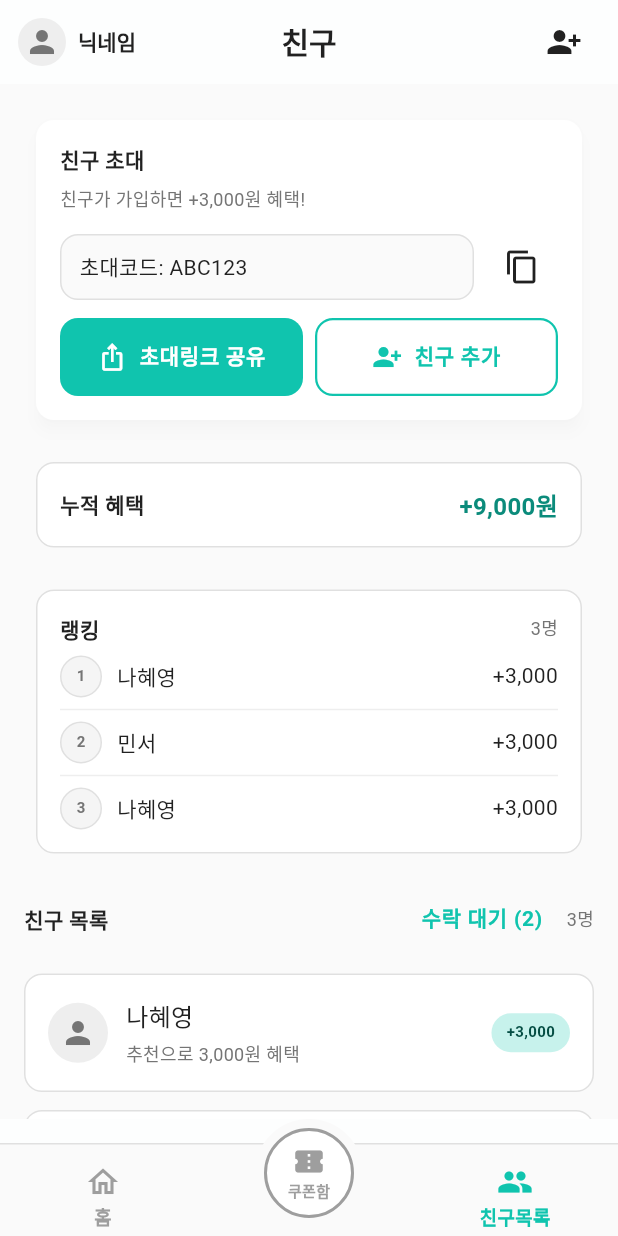
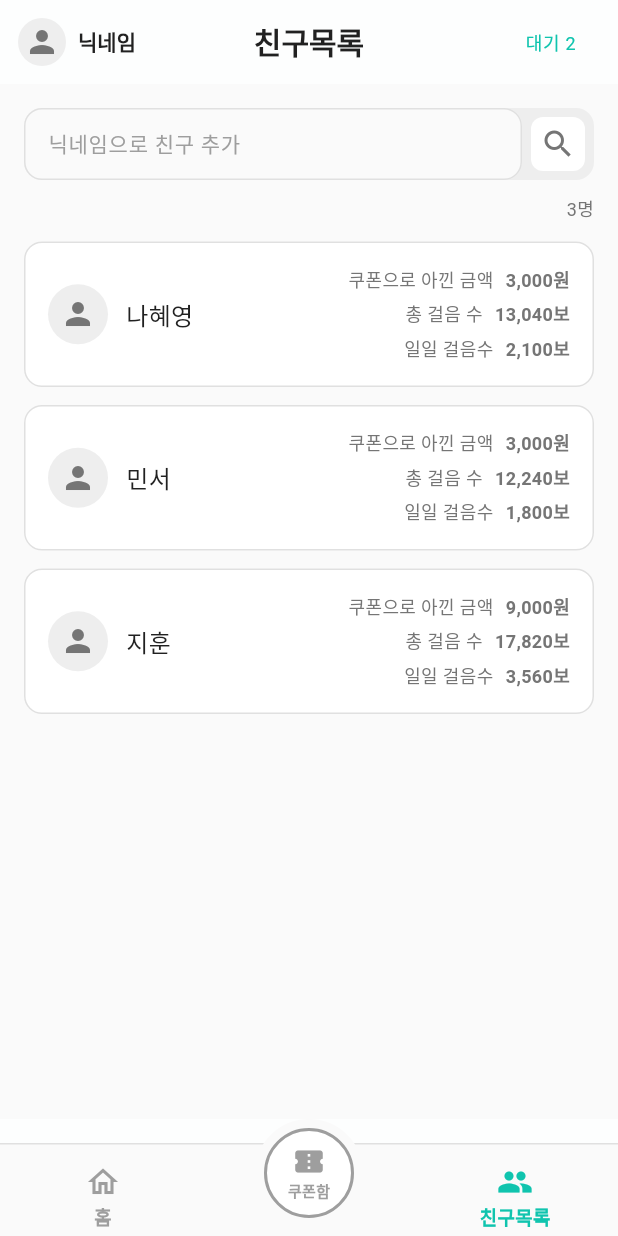
Before and after one commit to mikoesnim0/namgusarang, a Flutter app: the FriendsScreen screen opened by its route, on a phone screen of 412 x 824 dp. Run offline on Flutter 3.47's test engine with Material 3 defaults, Android fonts, the phone set to English and light mode, and no system bars; our stand-ins replace cloud_firestore, cloud_functions, firebase_auth, firebase_core, flutter_riverpod, flutter_svg and 5 more; missing offline and left inert: kakao_flutter_sdk_user; accounts and stored records are empty; Roboto replaces fonts that are missing (Pretendard); project files that could hold a hidden picture were left out.

Commit message:
feat(friends-ui): Brandia-style friends list
- FriendsScreen: search bar + list cards (쿠폰/총걸음/일일걸음)

- Add nickname request flow -> pending requests (대기 버튼)

- Extend Friend model with total/daily steps

```diff
--- a/lib/features/friends/friends_model.dart
+++ b/lib/features/friends/friends_model.dart
@@ -3,11 +3,15 @@ class Friend {
     required this.nickname,
     required this.rewardWon,
     required this.joinedAt,
+    this.totalSteps = 13040,
+    this.dailySteps = 1340,
   });
 
   final String nickname;
   final int rewardWon;
   final DateTime joinedAt;
+  final int totalSteps;
+  final int dailySteps;
 }
 
 class FriendRequest {
--- a/lib/screens/friends/friends_screen.dart
+++ b/lib/screens/friends/friends_screen.dart
@@ -1,29 +1,58 @@
 import 'package:flutter/material.dart';
 import 'package:flutter_riverpod/flutter_riverpod.dart';
-import 'package:flutter/services.dart';
 import 'package:go_router/go_router.dart';
-import 'package:share_plus/share_plus.dart';
 
+import '../../features/auth/auth_providers.dart';
+import '../../features/friends/friends_model.dart';
 import '../../features/friends/friends_provider.dart';
 import '../../features/settings/settings_provider.dart';
-import '../../features/auth/auth_providers.dart';
 import '../../theme/app_colors.dart';
+import '../../theme/app_spacing.dart';
 import '../../theme/app_theme.dart';
-import '../../theme/app_spacing.dart';
 import '../../theme/app_typography.dart';
-import '../../widgets/app_button.dart';
 import '../../widgets/app_card.dart';
 
-class FriendsScreen extends ConsumerWidget {
+class FriendsScreen extends ConsumerStatefulWidget {
   const FriendsScreen({super.key});
 
   @override
-  Widget build(BuildContext context, WidgetRef ref) {
+  ConsumerState<FriendsScreen> createState() => _FriendsScreenState();
+}
+
+class _FriendsScreenState extends ConsumerState<FriendsScreen> {
+  final _controller = TextEditingController();
+
+  @override
+  void dispose() {
+    _controller.dispose();
+    super.dispose();
+  }
+
+  void _submitNickname() {
+    final nickname = _controller.text.trim();
+    final ok = ref
+        .read(friendRequestsControllerProvider.notifier)
+        .sendRequestByNickname(nickname);
+    if (ok) {
+      _controller.clear();
+      FocusScope.of(context).unfocus();
+      ScaffoldMessenger.of(context).showSnackBar(
+        const SnackBar(content: Text('친구 요청을 보냈습니다.')),
+      );
+      return;
+    }
+
+    ScaffoldMessenger.of(context).showSnackBar(
+      const SnackBar(content: Text('2~12자 한글/영문/숫자 닉네임을 입력하세요')),
+    );
+  }
+
+  @override
+  Widget build(BuildContext context) {
     final friends = ref.watch(friendsControllerProvider);
-    final invite = ref.watch(inviteInfoProvider);
     final requests = ref.watch(friendRequestsControllerProvider);
-    final totalReward = ref.watch(totalFriendRewardProvider);
-    final ranking = ref.watch(friendRankingProvider);
+    final pendingCount = requests.sent.length + requests.received.length;
+
     final settingsAsync = ref.watch(settingsControllerProvider);
     final userDoc = ref.watch(currentUserDocProvider).valueOrNull;
     final authUser = ref.watch(authStateProvider).valueOrNull;
@@ -37,7 +66,6 @@ class FriendsScreen extends ConsumerWidget {
             : (settingsNickname?.trim().isNotEmpty == true)
                 ? settingsNickname!.trim()
                 : '닉네임';
-    final pendingCount = requests.sent.length + requests.received.length;
 
     return Scaffold(
       backgroundColor: AppColors.gray50,
@@ -79,17 +107,19 @@ class FriendsScreen extends ConsumerWidget {
               ),
               const Align(
                 alignment: Alignment.center,
-                child: Text('친구'),
+                child: Text('친구목록'),
               ),
               Align(
                 alignment: Alignment.centerRight,
-                child: IconButton(
-                  tooltip: '친구 추가',
-                  icon: const Icon(Icons.person_add_alt_1),
-                  onPressed: () => showModalBottomSheet<void>(
-                    context: context,
-                    isScrollControlled: true,
-                    builder: (_) => const _InviteSheet(),
+                child: TextButton(
+                  onPressed: () => context.push('/friends/requests'),
+                  child: Text(
+                    pendingCount > 0 ? '대기 $pendingCount' : '대기',
+                    style: AppTypography.bodySmall.copyWith(
+                      color: pendingCount > 0
+                          ? AppColors.primary500
+                          : AppColors.textSecondary,
+                    ),
                   ),
                 ),
               ),
@@ -97,205 +127,94 @@ class FriendsScreen extends ConsumerWidget {
           ),
         ),
       ),
-      body: ListView(
+      body: ListView.separated(
         padding: AppTheme.screenPadding.copyWith(bottom: 120),
-        children: [
-          AppCard(
-            variant: CardVariant.elevated,
-            padding: const EdgeInsets.all(AppSpacing.paddingMD),
-            child: Column(
+        itemCount: friends.length + 1,
+        separatorBuilder: (_, __) => const SizedBox(height: 12),
+        itemBuilder: (context, idx) {
+          if (idx == 0) {
+            return Column(
               crossAxisAlignment: CrossAxisAlignment.stretch,
               children: [
-                Text('친구 초대', style: AppTypography.labelLarge),
-                const SizedBox(height: 6),
-                Text(
-                  '친구가 가입하면 +${_comma(invite.rewardWon)}원 혜택!',
-                  style: AppTypography.bodySmall.copyWith(
-                    color: AppColors.textSecondary,
-                  ),
-                ),
-                const SizedBox(height: 12),
-                Row(
-                  children: [
-                    Expanded(
-                      child: Container(
-                        padding: const EdgeInsets.symmetric(
-                          horizontal: 12,
-                          vertical: 10,
-                        ),
-                        decoration: BoxDecoration(
-                          color: AppColors.gray50,
-                          borderRadius: BorderRadius.circular(AppSpacing.radiusMD),
-                          border: Border.all(color: AppColors.border),
-                        ),
-                        child: Text(
-                          '초대코드: ${invite.code}',
-                          style: AppTypography.bodyMedium,
-                        ),
-                      ),
-                    ),
-                    const SizedBox(width: 8),
-                    IconButton(
-                      tooltip: '복사',
-                      onPressed: () async {
-                        await Clipboard.setData(
-                          ClipboardData(text: invite.code),
-                        );
-                        if (context.mounted) {
-                          ScaffoldMessenger.of(context).showSnackBar(
-                            const SnackBar(content: Text('초대코드를 복사했습니다')),
-                          );
-                        }
-                      },
-                      icon: const Icon(Icons.copy),
-                    ),
-                  ],
+                _SearchBar(
+                  controller: _controller,
+                  onSubmit: _submitNickname,
                 ),
                 const SizedBox(height: 10),
                 Row(
                   children: [
-                    Expanded(
-                      child: AppButton(
-                        text: '초대링크 공유',
-                        variant: ButtonVariant.primary,
-                        isFullWidth: true,
-                        onPressed: () async {
-                          try {
-                            await Share.share('Walker홀릭 초대 링크: ${invite.link}');
-                          } catch (_) {
-                            if (context.mounted) {
-                              ScaffoldMessenger.of(context).showSnackBar(
-                                const SnackBar(content: Text('공유 불가')),
-                              );
-                            }
-                          }
-                        },
-                        icon: const Icon(Icons.ios_share, size: 20),
-                      ),
-                    ),
-                    const SizedBox(width: 8),
-                    Expanded(
-                      child: AppButton(
-                        text: '친구 추가',
-                        variant: ButtonVariant.outline,
-                        isFullWidth: true,
-                        onPressed: () => showModalBottomSheet<void>(
-                          context: context,
-                          isScrollControlled: true,
-                          builder: (_) => const _InviteSheet(),
-                        ),
-                        icon: const Icon(Icons.person_add_alt_1, size: 20),
+                    const Spacer(),
+                    Text(
+                      '${friends.length}명',
+                      style: AppTypography.bodySmall.copyWith(
+                        color: AppColors.textSecondary,
                       ),
                     ),
                   ],
                 ),
               ],
+            );
+          }
+
+          final friend = friends[idx - 1];
+          return _FriendCard(friend: friend);
+        },
+      ),
+    );
+  }
+}
+
+class _SearchBar extends StatelessWidget {
+  const _SearchBar({
+    required this.controller,
+    required this.onSubmit,
+  });
+
+  final TextEditingController controller;
+  final VoidCallback onSubmit;
+
+  @override
+  Widget build(BuildContext context) {
+    return Container(
+      height: 48,
+      decoration: BoxDecoration(
+        color: AppColors.gray200,
+        borderRadius: BorderRadius.circular(AppSpacing.radiusMD),
+      ),
+      child: Row(
+        children: [
+          Expanded(
+            child: TextField(
+              controller: controller,
+              textInputAction: TextInputAction.search,
+              decoration: InputDecoration(
+                hintText: '닉네임으로 친구 추가',
+                hintStyle: AppTypography.bodyMedium.copyWith(
+                  color: AppColors.textHint,
+                ),
+                border: InputBorder.none,
+                contentPadding: const EdgeInsets.symmetric(horizontal: 12),
+              ),
+              onSubmitted: (_) => onSubmit(),
             ),
           ),
-          const SizedBox(height: 12),
-
-          AppCard(
-            padding: const EdgeInsets.all(AppSpacing.paddingMD),
-            child: Row(
-              children: [
-                Text('누적 혜택', style: AppTypography.labelLarge),
-                const Spacer(),
-                Text(
-                  '+${_comma(totalReward)}원',
-                  style: AppTypography.bodyLarge.copyWith(
-                    color: AppColors.primary700,
-                    fontWeight: FontWeight.w700,
+          Padding(
+            padding: const EdgeInsets.all(6),
+            child: Material(
+              color: Colors.white,
+              borderRadius: BorderRadius.circular(AppSpacing.radiusSM),
+              child: InkWell(
+                borderRadius: BorderRadius.circular(AppSpacing.radiusSM),
+                onTap: onSubmit,
+                child: const SizedBox(
+                  width: 36,
+                  height: 36,
+                  child: Icon(
+                    Icons.search,
+                    color: AppColors.textSecondary,
                   ),
                 ),
-              ],
-            ),
-          ),
-          const SizedBox(height: 12),
-
-          AppCard(
-            padding: const EdgeInsets.all(AppSpacing.paddingMD),
-            child: Column(
-              crossAxisAlignment: CrossAxisAlignment.stretch,
-              children: [
-                Row(
-                  children: [
-                    Text('랭킹', style: AppTypography.labelLarge),
-                    const Spacer(),
-                    Text('${ranking.length}명', style: AppTypography.bodySmall),
-                  ],
-                ),
-                const SizedBox(height: 8),
-                for (var i = 0; i < ranking.length; i++) ...[
-                  _RankingRow(rank: i + 1, name: ranking[i].nickname, won: ranking[i].rewardWon),
-                  if (i != ranking.length - 1) const Divider(height: 16),
-                ],
-              ],
-            ),
-          ),
-          const SizedBox(height: 12),
-
-          Row(
-            children: [
-              Text('친구 목록', style: AppTypography.labelLarge),
-              const Spacer(),
-              TextButton(
-                onPressed: () => context.push('/friends/requests'),
-                child: Text('수락 대기 ($pendingCount)'),
               ),
-              Text('${friends.length}명', style: AppTypography.bodySmall),
-            ],
-          ),
-          const SizedBox(height: 12),
-          ...friends.map(
-            (f) => AppCard(
-              padding: const EdgeInsets.all(AppSpacing.paddingMD),
-              margin: const EdgeInsets.only(bottom: 12),
-              child: Row(
-                children: [
-                  const CircleAvatar(
-                    backgroundColor: AppColors.gray200,
-                    child: Icon(Icons.person, color: AppColors.textSecondary),
-                  ),
-                  const SizedBox(width: 12),
-                  Expanded(
-                    child: Column(
-                      crossAxisAlignment: CrossAxisAlignment.start,
-                      children: [
-                        Text(f.nickname, style: AppTypography.bodyLarge),
-                        const SizedBox(height: 4),
-                        Text(
-                          '추천으로 ${_comma(f.rewardWon)}원 혜택',
-                          style: AppTypography.bodySmall,
-                        ),
-                      ],
-                    ),
-                  ),
-                  Container(
-                    padding:
-                        const EdgeInsets.symmetric(horizontal: 10, vertical: 6),
-                    decoration: BoxDecoration(
-                      color: AppColors.primary100,
-                      borderRadius: BorderRadius.circular(AppSpacing.radiusFull),
-                    ),
-                    child: Text(
-                      '+${_comma(f.rewardWon)}',
-                      style: AppTypography.labelSmall.copyWith(
-                        color: AppColors.primary900,
-                      ),
-                    ),
-                  ),
-                ],
-              ),
-            ),
-          ),
-          const SizedBox(height: 8),
-          AppButton(
-            text: '친구 추가',
-            isFullWidth: true,
-            onPressed: () => showModalBottomSheet<void>(
-              context: context,
-              isScrollControlled: true,
-              builder: (_) => const _InviteSheet(),
             ),
           ),
         ],
@@ -304,104 +223,83 @@ class FriendsScreen extends ConsumerWidget {
   }
 }
 
-class _RankingRow extends StatelessWidget {
-  const _RankingRow({required this.rank, required this.name, required this.won});
+class _FriendCard extends StatelessWidget {
+  const _FriendCard({required this.friend});
 
-  final int rank;
-  final String name;
-  final int won;
+  final Friend friend;
+
+  @override
+  Widget build(BuildContext context) {
+    return AppCard(
+      padding: const EdgeInsets.all(AppSpacing.paddingMD),
+      margin: EdgeInsets.zero,
+      child: Row(
+        crossAxisAlignment: CrossAxisAlignment.center,
+        children: [
+          const CircleAvatar(
+            backgroundColor: AppColors.gray200,
+            child: Icon(Icons.person, color: AppColors.textSecondary),
+          ),
+          const SizedBox(width: 12),
+          Expanded(
+            child: Text(
+              friend.nickname,
+              style: AppTypography.bodyLarge,
+              maxLines: 1,
+              overflow: TextOverflow.ellipsis,
+            ),
+          ),
+          const SizedBox(width: 12),
+          Column(
+            crossAxisAlignment: CrossAxisAlignment.end,
+            children: [
+              _Metric(
+                label: '쿠폰으로 아낀 금액',
+                value: '${_comma(friend.rewardWon)}원',
+              ),
+              const SizedBox(height: 4),
+              _Metric(
+                label: '총 걸음 수',
+                value: '${_comma(friend.totalSteps)}보',
+              ),
+              const SizedBox(height: 4),
+              _Metric(
+                label: '일일 걸음수',
+                value: '${_comma(friend.dailySteps)}보',
+              ),
+            ],
+          ),
+        ],
+      ),
+    );
+  }
+}
+
+class _Metric extends StatelessWidget {
+  const _Metric({required this.label, required this.value});
+
+  final String label;
+  final String value;
 
   @override
   Widget build(BuildContext context) {
     return Row(
+      mainAxisSize: MainAxisSize.min,
       children: [
-        Container(
-          width: 28,
-          height: 28,
-          alignment: Alignment.center,
-          decoration: BoxDecoration(
-            color: AppColors.gray100,
-            borderRadius: BorderRadius.circular(AppSpacing.radiusFull),
-            border: Border.all(color: AppColors.border),
+        Text(
+          label,
+          style: AppTypography.bodySmall.copyWith(
+            color: AppColors.textSecondary,
           ),
-          child: Text('$rank', style: AppTypography.labelSmall),
         ),
-        const SizedBox(width: 10),
-        Expanded(child: Text(name, style: AppTypography.bodyMedium)),
-        Text('+${_comma(won)}', style: AppTypography.bodyMedium),
+        const SizedBox(width: 8),
+        Text(
+          value,
+          style: AppTypography.bodySmall.copyWith(
+            fontWeight: FontWeight.w600,
+          ),
+        ),
       ],
-    );
-  }
-}
-
-class _InviteSheet extends ConsumerStatefulWidget {
-  const _InviteSheet();
-
-  @override
-  ConsumerState<_InviteSheet> createState() => _InviteSheetState();
-}
-
-class _InviteSheetState extends ConsumerState<_InviteSheet> {
-  final _controller = TextEditingController();
-  String? _error;
-
-  @override
-  void dispose() {
-    _controller.dispose();
-    super.dispose();
-  }
-
-  void _submit() {
-    final ok = ref
-        .read(friendsControllerProvider.notifier)
-        .addFriendByInviteCode(_controller.text);
-    if (ok) {
-      Navigator.of(context).pop();
-      ScaffoldMessenger.of(context).showSnackBar(
-        const SnackBar(content: Text('친구가 추가되었습니다')),
-      );
-      return;
-    }
-    setState(() {
-      _error = '초대코드를 확인해주세요';
-    });
-  }
-
-  @override
-  Widget build(BuildContext context) {
-    final bottom = MediaQuery.of(context).viewInsets.bottom;
-    return Padding(
-      padding: EdgeInsets.only(
-        left: AppSpacing.paddingMD,
-        right: AppSpacing.paddingMD,
-        top: AppSpacing.paddingMD,
-        bottom: bottom + AppSpacing.paddingMD,
-      ),
-      child: Column(
-        mainAxisSize: MainAxisSize.min,
-        crossAxisAlignment: CrossAxisAlignment.stretch,
-        children: [
-          Text('친구 추가', style: AppTypography.h4),
-          const SizedBox(height: 8),
-          TextField(
-            controller: _controller,
-            decoration: InputDecoration(
-              hintText: '초대코드 입력',
-              errorText: _error,
-            ),
-            onSubmitted: (_) => _submit(),
-          ),
-          const SizedBox(height: 12),
-          AppButton(text: '확인', isFullWidth: true, onPressed: _submit),
-          const SizedBox(height: 8),
-          AppButton(
-            text: '닫기',
-            variant: ButtonVariant.text,
-            isFullWidth: true,
-            onPressed: () => Navigator.of(context).pop(),
-          ),
-        ],
-      ),
     );
   }
 }
```
Also changed, not shown: lib/features/friends/friends_provider.dart (+41 -3 lines).
